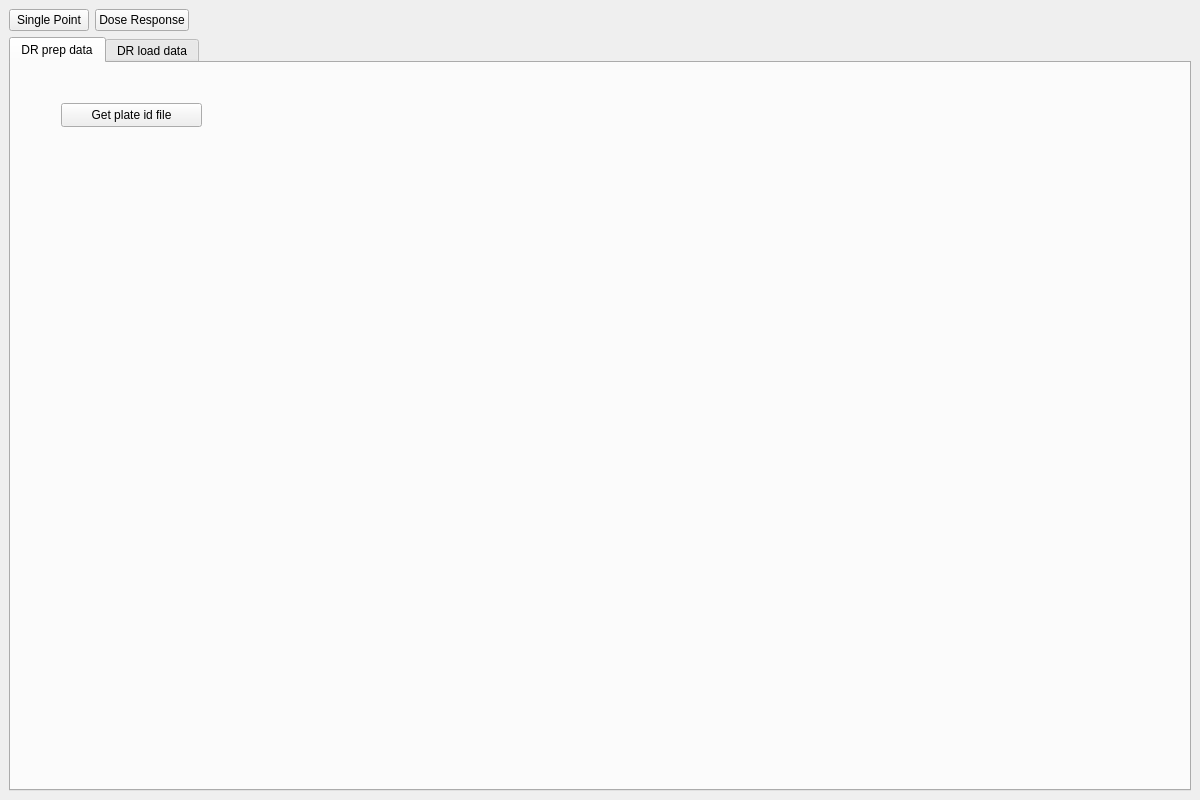
dahlbma/assayLoader, file frontend/assets/doseResponseTab.ui: the form before one commit.
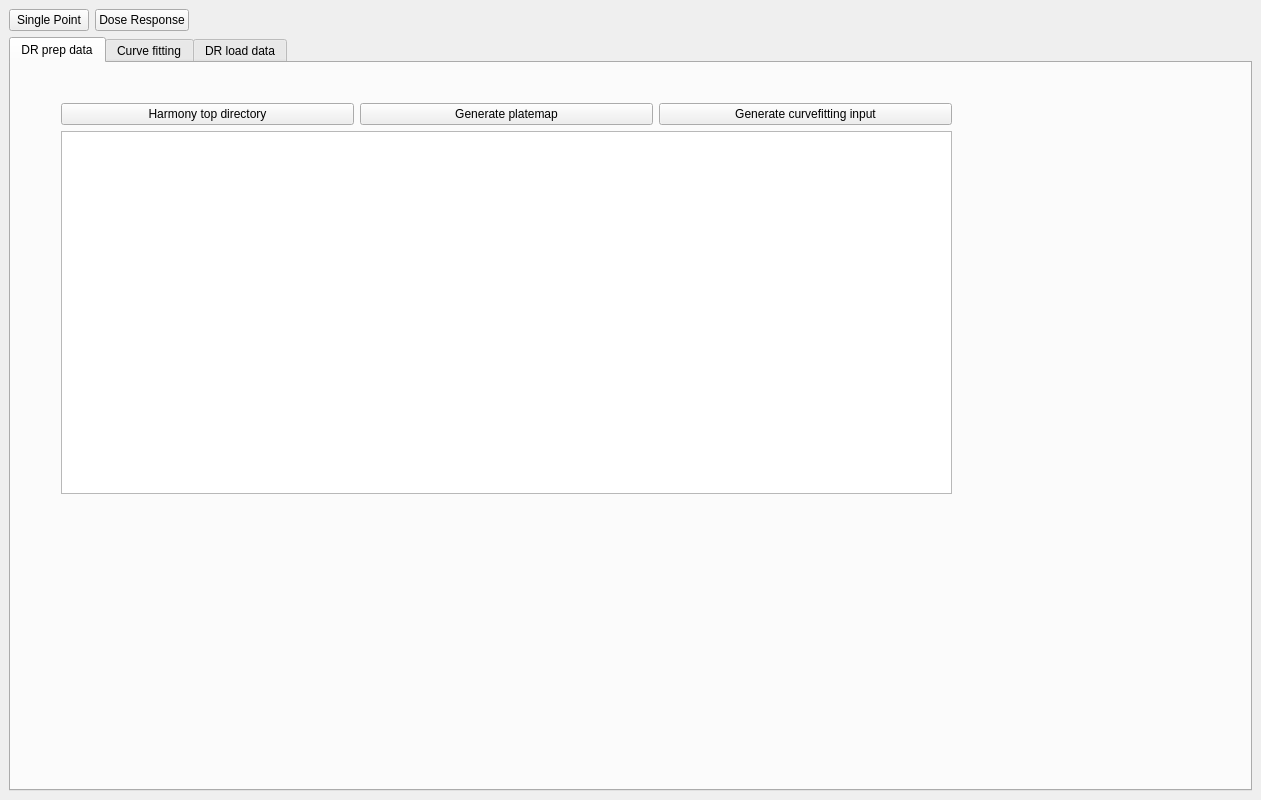
The form after the commit. The open tabs and pages were chosen to show the change.

Diff of the .ui file:
```diff
--- a/frontend/assets/doseResponseTab.ui
+++ b/frontend/assets/doseResponseTab.ui
@@ -6,7 +6,7 @@
    <rect>
     <x>0</x>
     <y>0</y>
-    <width>1200</width>
+    <width>1261</width>
     <height>800</height>
    </rect>
   </property>
@@ -53,20 +53,52 @@
          <attribute name="title">
           <string>DR prep data</string>
          </attribute>
-         <widget class="QPushButton" name="drPlateIdFile_btn">
+         <widget class="QWidget" name="">
           <property name="geometry">
            <rect>
             <x>50</x>
             <y>40</y>
-            <width>141</width>
-            <height>24</height>
+            <width>891</width>
+            <height>391</height>
            </rect>
           </property>
-          <property name="text">
-           <string>Get plate id file</string>
-          </property>
+          <layout class="QVBoxLayout" name="verticalLayout">
+           <item>
+            <layout class="QHBoxLayout" name="horizontalLayout">
+             <item>
+              <widget class="QPushButton" name="prepareHarmony_btn">
+               <property name="text">
+                <string>Harmony top directory</string>
+               </property>
+              </widget>
+             </item>
+             <item>
+              <widget class="QPushButton" name="generatePlatemap_btn">
+               <property name="text">
+                <string>Generate platemap</string>
+               </property>
+              </widget>
+             </item>
+             <item>
+              <widget class="QPushButton" name="generateCurvefittingInput_btn">
+               <property name="text">
+                <string>Generate curvefitting input</string>
+               </property>
+              </widget>
+             </item>
+            </layout>
+           </item>
+           <item>
+            <widget class="QTextEdit" name="prepLog_te"/>
+           </item>
+          </layout>
          </widget>
         </widget>
+        <widget class="QWidget" name="tab">
+         <attribute name="title">
+          <string>Curve fitting</string>
+         </attribute>
+        </widget>
         <widget class="QWidget" name="dr_load_data">
          <attribute name="title">
           <string>DR load data</string>
```
Left out of the diff: 16 changed lines with no effect on the pictures.
